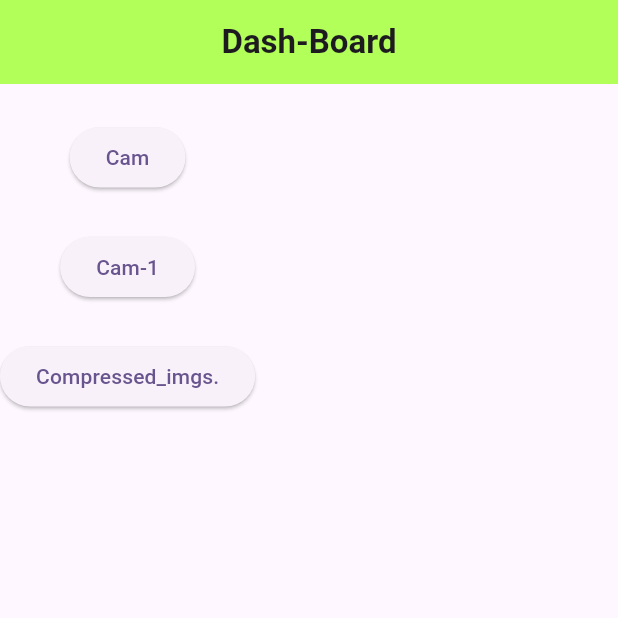
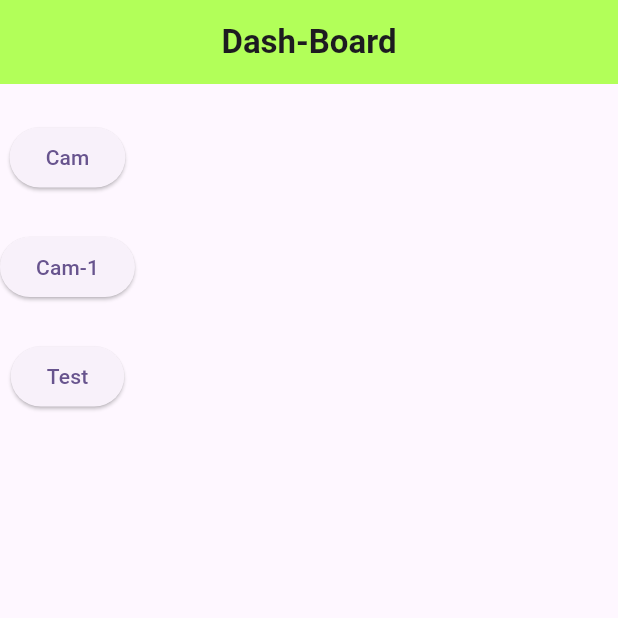
Before and after one commit to pramodkr213/camer, a Flutter app: the screen it shows after launch, on a phone screen of 412 x 824 dp, the top half of it. Run offline on Flutter 3.47's test engine with Material 3 defaults, Android fonts, the phone set to English and light mode, and no system bars; our stand-ins replace file_picker; missing offline and left inert: camera_camera, camera_platform_interface.

Commit message:
Update dashboard.dart

```diff
--- a/lib/dashboard.dart
+++ b/lib/dashboard.dart
@@ -62,7 +62,7 @@ class _DashBoardState extends State<DashBoard> {
                   Navigator.push(context, MaterialPageRoute(builder: (context) =>Compress_Img()));
                 },
                 child: Text(
-                  'Compressed_imgs.'
+                  'Test'
                 )
             ),
             // SizedBox(
```
